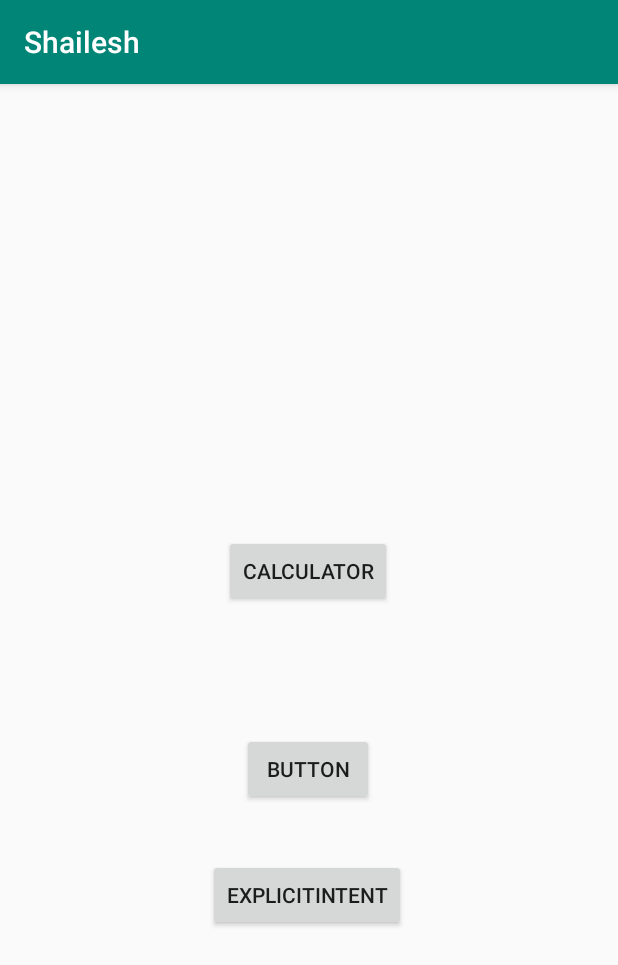
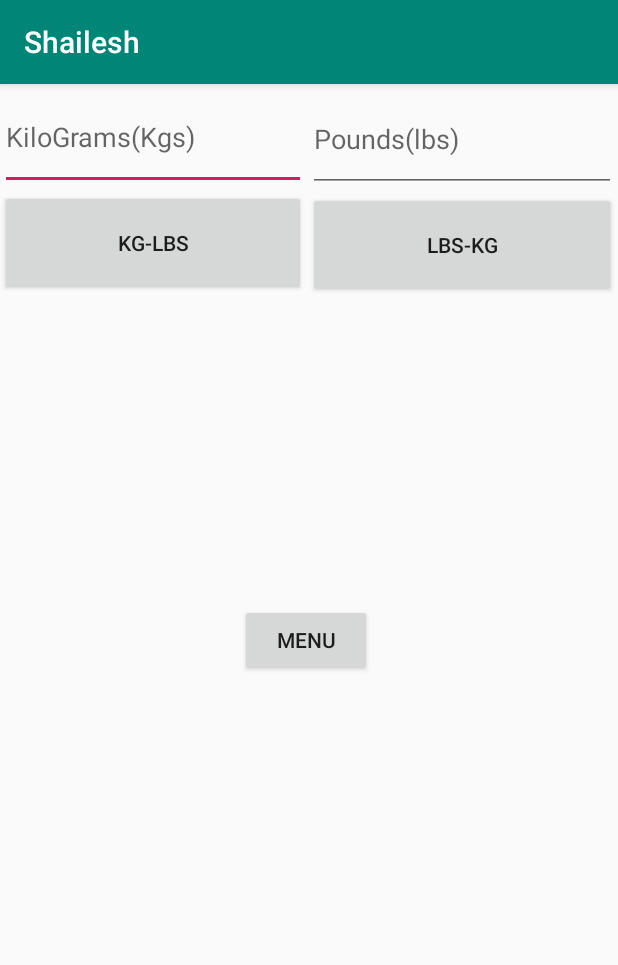
Before and after one commit to Shailesh1297/android-class, an Android app: the screen it shows after launch (MainActivity before the commit, WeightConverter after it), on a phone screen of 412 x 824 dp. Shown: the top 965 px of the screen. Run offline under Robolectric (Android 15) with nearby library versions, the phone set to English and light mode, and no system bars.

Commit message:
splash and converter

```diff
--- a/app/src/main/AndroidManifest.xml
+++ b/app/src/main/AndroidManifest.xml
@@ -9,16 +9,20 @@
         android:roundIcon="@mipmap/ic_launcher_round"
         android:supportsRtl="true"
         android:theme="@style/AppTheme">
-        <activity android:name=".intents.ImplicitIntent"></activity>
-        <activity android:name=".simplecalculator.SimpleCalculator" />
-        <activity android:name=".calculator.Calculator" />
-        <activity android:name=".MainActivity">
+        <activity android:name=".splash.Splash">
             <intent-filter>
                 <action android:name="android.intent.action.MAIN" />
 
                 <category android:name="android.intent.category.LAUNCHER" />
             </intent-filter>
         </activity>
+        <activity android:name=".converter.WeightConverter">
+
+        </activity>
+        <activity android:name=".intents.ImplicitIntent" />
+        <activity android:name=".simplecalculator.SimpleCalculator" />
+        <activity android:name=".calculator.Calculator" />
+        <activity android:name=".MainActivity"></activity>
     </application>
 
 </manifest>
--- /dev/null
+++ b/app/src/main/java/com/example/shailesh/converter/WeightConverter.java
@@ -0,0 +1,60 @@
+package com.example.shailesh.converter;
+
+import androidx.appcompat.app.AppCompatActivity;
+
+import android.content.Intent;
+import android.os.Bundle;
+import android.view.View;
+import android.widget.Button;
+import android.widget.EditText;
+
+import com.example.shailesh.MainActivity;
+import com.example.shailesh.R;
+
+public class WeightConverter extends AppCompatActivity {
+
+    EditText et_kg,et_pounds;
+    Button kg_lbs,lbs_kg,menu;
+
+    @Override
+    protected void onCreate(Bundle savedInstanceState) {
+        super.onCreate(savedInstanceState);
+        setContentView(R.layout.activity_weight_converter);
+
+        et_kg=findViewById(R.id.et_kgs);
+        et_pounds=findViewById(R.id.et_pound);
+
+        kg_lbs=findViewById(R.id.kg_to_pound);
+        lbs_kg=findViewById(R.id.pound_to_kg);
+        menu=findViewById(R.id.menu_btn);
+
+
+        kg_lbs.setOnClickListener(new View.OnClickListener() {
+            @Override
+            public void onClick(View v) {
+                float weight=Float.parseFloat(et_kg.getText().toString());
+                weight= (float) ((Float)weight*2.21);
+                et_pounds.setText(""+weight);
+
+            }
+        });
+
+        lbs_kg.setOnClickListener(new View.OnClickListener() {
+            @Override
+            public void onClick(View v) {
+                float weight=Float.parseFloat(et_pounds.getText().toString());
+                weight= (float)((Float)weight*0.45);
+                et_kg.setText(""+weight);
+            }
+        });
+
+        menu.setOnClickListener(new View.OnClickListener() {
+            @Override
+            public void onClick(View v) {
+                Intent intent=new Intent(getBaseContext(), MainActivity.class);
+                startActivity(intent);
+            }
+        });
+
+    }
+}
--- /dev/null
+++ b/app/src/main/java/com/example/shailesh/splash/Splash.java
@@ -0,0 +1,30 @@
+package com.example.shailesh.splash;
+
+import androidx.appcompat.app.AppCompatActivity;
+
+import android.content.Intent;
+import android.os.Bundle;
+import android.os.Handler;
+
+import com.example.shailesh.R;
+import com.example.shailesh.converter.WeightConverter;
+
+public class Splash extends AppCompatActivity {
+
+    boolean handler;
+    @Override
+    protected void onCreate(Bundle savedInstanceState) {
+        super.onCreate(savedInstanceState);
+        setContentView(R.layout.activity_splash);
+
+        handler=new Handler().postDelayed(new Runnable() {
+            @Override
+            public void run() {
+                Intent intent=new Intent(getBaseContext(), WeightConverter.class);
+                startActivity(intent);
+                finish();
+
+            }
+        },2000);
+    }
+}
--- a/app/src/main/res/layout/activity_main.xml
+++ b/app/src/main/res/layout/activity_main.xml
@@ -14,17 +14,17 @@
         android:text="@string/calculator"
         app:layout_constraintBottom_toBottomOf="parent"
         app:layout_constraintEnd_toEndOf="parent"
-        app:layout_constraintHorizontal_bias="0.498"
+        app:layout_constraintHorizontal_bias="0.463"
         app:layout_constraintStart_toStartOf="parent"
         app:layout_constraintTop_toTopOf="parent"
-        app:layout_constraintVertical_bias="0.418" />
+        app:layout_constraintVertical_bias="0.087" />
 
     <Button
         android:id="@+id/btnLogin"
         android:layout_width="wrap_content"
         android:layout_height="wrap_content"
         android:layout_marginTop="84dp"
-        android:text="Button"
+        android:text="Simple Calculator"
         app:layout_constraintEnd_toEndOf="@+id/butCalc"
         app:layout_constraintStart_toStartOf="@+id/butCalc"
         app:layout_constraintTop_toBottomOf="@+id/butCalc" />
--- /dev/null
+++ b/app/src/main/res/layout/activity_splash.xml
@@ -0,0 +1,30 @@
+<?xml version="1.0" encoding="utf-8"?>
+<androidx.constraintlayout.widget.ConstraintLayout xmlns:android="http://schemas.android.com/apk/res/android"
+    xmlns:app="http://schemas.android.com/apk/res-auto"
+    xmlns:tools="http://schemas.android.com/tools"
+    android:layout_width="match_parent"
+    android:layout_height="match_parent"
+    tools:context=".splash.Splash">
+
+    <ImageView
+        android:id="@+id/splash_img"
+        android:layout_width="315dp"
+        android:layout_height="370dp"
+        android:layout_marginTop="56dp"
+        android:background="@drawable/weight"
+        app:layout_constraintEnd_toEndOf="parent"
+        app:layout_constraintStart_toStartOf="parent"
+        app:layout_constraintTop_toTopOf="parent" />
+
+    <TextView
+        android:layout_width="238dp"
+        android:layout_height="48dp"
+        android:layout_marginTop="48dp"
+        android:text="Weight-Converter"
+        android:textSize="28sp"
+        app:layout_constraintEnd_toEndOf="parent"
+        app:layout_constraintHorizontal_bias="0.566"
+        app:layout_constraintStart_toStartOf="parent"
+        app:layout_constraintTop_toBottomOf="@+id/splash_img" />
+
+</androidx.constraintlayout.widget.ConstraintLayout>
--- /dev/null
+++ b/app/src/main/res/layout/activity_weight_converter.xml
@@ -0,0 +1,105 @@
+<?xml version="1.0" encoding="utf-8"?>
+<RelativeLayout xmlns:android="http://schemas.android.com/apk/res/android"
+    xmlns:app="http://schemas.android.com/apk/res-auto"
+    xmlns:tools="http://schemas.android.com/tools"
+    android:id="@+id/parent_rel"
+    android:layout_width="match_parent"
+    android:layout_height="match_parent"
+    tools:context=".converter.WeightConverter">
+
+    <RelativeLayout
+        android:id="@+id/first_block"
+        android:layout_width="204dp"
+        android:layout_height="141dp"
+        android:layout_alignParentStart="true"
+        android:layout_alignParentTop="true"
+        android:layout_marginStart="0dp"
+        android:layout_marginTop="0dp">
+
+        <LinearLayout
+            android:layout_width="match_parent"
+            android:layout_height="match_parent"
+            android:orientation="vertical">
+
+            <LinearLayout
+                android:layout_width="match_parent"
+                android:layout_height="match_parent"
+                android:layout_weight="1">
+
+                <EditText
+                    android:id="@+id/et_kgs"
+                    android:layout_width="match_parent"
+                    android:layout_height="match_parent"
+                    android:hint="KiloGrams(Kgs)" />
+            </LinearLayout>
+
+            <LinearLayout
+                android:layout_width="match_parent"
+                android:layout_height="match_parent"
+                android:layout_weight="1">
+
+                <Button
+                    android:id="@+id/kg_to_pound"
+                    android:layout_width="match_parent"
+                    android:layout_height="match_parent"
+                    android:text="KG-LBS" />
+            </LinearLayout>
+        </LinearLayout>
+
+    </RelativeLayout>
+
+    <RelativeLayout
+        android:id="@+id/second_block"
+        android:layout_width="204dp"
+        android:layout_height="141dp"
+        android:layout_alignParentTop="true"
+        android:layout_alignParentEnd="true"
+        android:layout_marginStart="1dp"
+        android:layout_marginTop="1dp"
+        android:layout_marginEnd="1dp"
+        android:layout_toEndOf="@+id/first_block">
+
+        <LinearLayout
+            android:layout_width="match_parent"
+            android:layout_height="match_parent"
+            android:orientation="vertical">
+
+            <LinearLayout
+                android:layout_width="match_parent"
+                android:layout_height="match_parent"
+                android:layout_weight="1">
+
+                <EditText
+                    android:id="@+id/et_pound"
+                    android:layout_width="match_parent"
+                    android:layout_height="match_parent"
+                    android:hint="Pounds(lbs)" />
+            </LinearLayout>
+
+            <LinearLayout
+                android:layout_width="match_parent"
+                android:layout_height="match_parent"
+                android:layout_weight="1">
+
+                <Button
+                    android:id="@+id/pound_to_kg"
+                    android:layout_width="match_parent"
+                    android:layout_height="match_parent"
+                    android:text="LBS-KG" />
+            </LinearLayout>
+        </LinearLayout>
+
+
+    </RelativeLayout>
+
+    <Button
+        android:id="@+id/menu_btn"
+        android:layout_width="wrap_content"
+        android:layout_height="wrap_content"
+        android:layout_below="@+id/first_block"
+        android:layout_alignParentStart="true"
+        android:layout_marginStart="160dp"
+        android:layout_marginTop="205dp"
+        android:text="Menu" />
+
+</RelativeLayout>
```
Also changed, not shown: app/src/main/res/drawable/weight.png (added).
